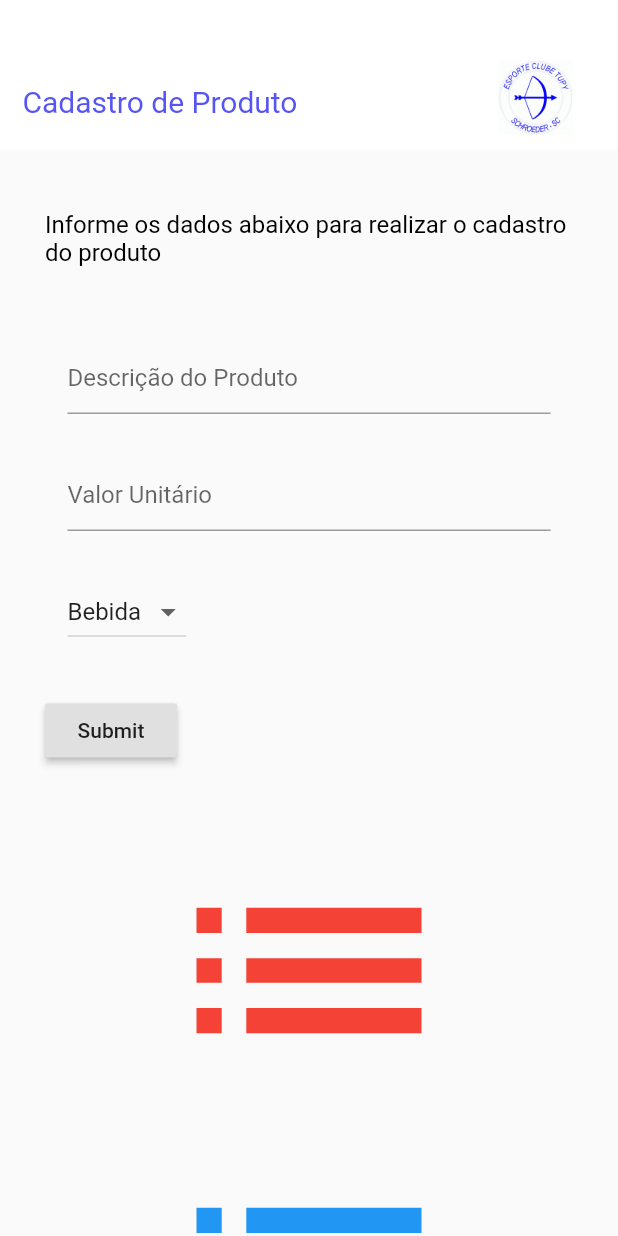
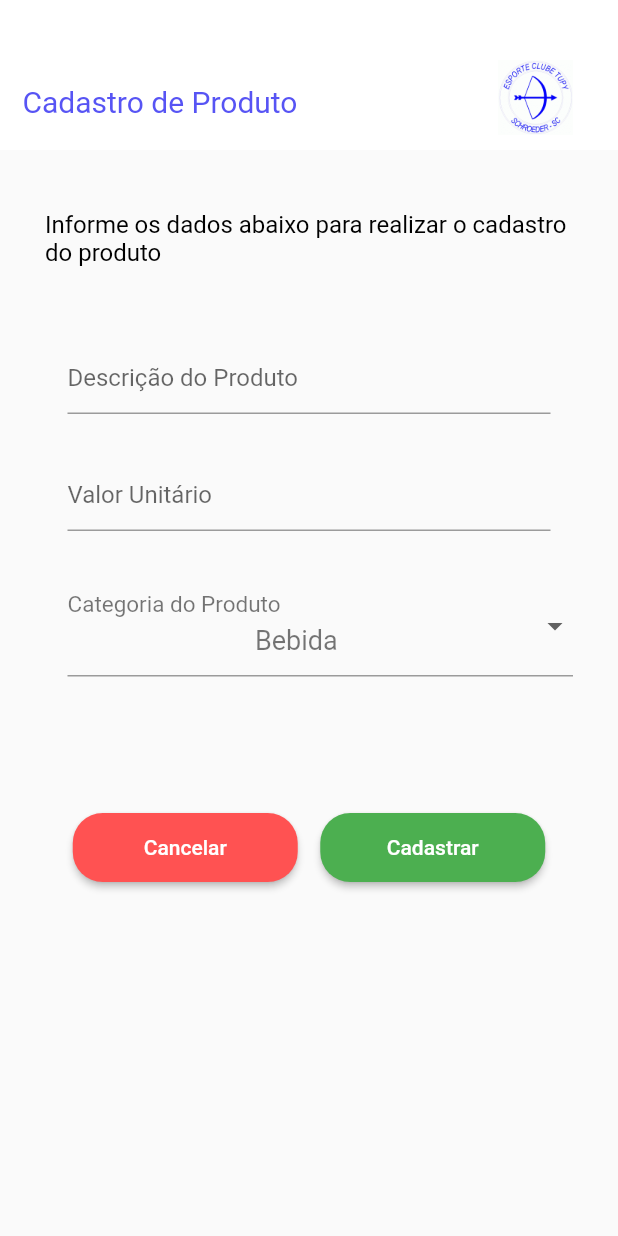
Before and after one commit to wcts-stud/TupyStock, a Flutter app: the BaseCadastroProduto screen opened directly, on a phone screen of 412 x 824 dp. Run offline on Flutter 3.47's test engine with Material 2 defaults, Android fonts, the phone set to English and light mode, and no system bars.

Commit message:
Alterações na tela de Cadastro de Produto

```diff
--- a/lib/cadastro_produto.dart
+++ b/lib/cadastro_produto.dart
@@ -1,4 +1,9 @@
 import 'package:flutter/material.dart';
+
+
+final _formKey = GlobalKey<FormState>();
+var categories = ['Bebida', 'Comida'];
+String dropdownValue = categories[0];
 
 class BaseCadastroProduto extends StatefulWidget {
   @override
@@ -20,9 +25,6 @@
     _scrollViewController.dispose();
     super.dispose();
   }
-
-  final _formKey = GlobalKey<FormState>();
-  String dropdownValue = 'Bebida';
 
   @override
   Widget build(BuildContext context) {
@@ -110,52 +112,57 @@
                             keyboardType: TextInputType.numberWithOptions()),
                       ),
                       Padding(
-                        padding: EdgeInsets.only(top: 15, bottom: 15, left: 15, right: 15),
-                        child: DropdownButton<String>(
+                        padding: EdgeInsets.only(top: 15, bottom: 55, left: 15),
+                        child: DropdownButtonFormField<String>(
                           value: dropdownValue,
+                          items: categories.map((String v) {
+                            return new DropdownMenuItem<String>(
+                              child: SizedBox(
+                                width: 305,
+                                child: new Text(v, textAlign: TextAlign.center,),
+                              ),
+                              value: v,
+                            );
+                          }).toList(),
                           onChanged: (String newValue) {
                             setState(() {
                               dropdownValue = newValue;
+                              print("Valor do Dropdown: $dropdownValue");
                             });
                           },
-                          items: <String>['Bebida', 'Comida']
-                              .map<DropdownMenuItem<String>>((String value) {
-                            return DropdownMenuItem<String>(
-                              value: value,
-                              child: Text(value),
-                            );
-                          }).toList(),
+
+                          style: TextStyle(
+                            color: Colors.black54,
+                            fontSize: 18,
+                            wordSpacing: 2,
+                          ),
+
+                          decoration: InputDecoration(
+                              alignLabelWithHint: true,
+                              labelText: "Categoria do Produto",
+                              labelStyle: TextStyle(
+                                fontSize: 20,
+                                color: Colors.black54,
+                              )
+                          ),
                         ),
                       ),
-                      Padding(
-                        padding: const EdgeInsets.symmetric(vertical: 16.0),
-                        child: RaisedButton(
-                          onPressed: () {
-                            // Validate will return true if the form is valid, or false if
-                            // the form is invalid.
-                            if (_formKey.currentState.validate()) {
-                              // Process data.
-                            }
-                          },
-                          child: Text('Submit'),
-                        ),
-                      ),
+// BOTÃO PADRÃO DO FORM PARA O SUBMIT, VERIFICAR SE É NECESSÁRIO OU NÃO
+//                      Padding(
+//                        padding: const EdgeInsets.symmetric(vertical: 16.0),
+//                        child: RaisedButton(
+//                          onPressed: () {
+//                            // Validate will return true if the form is valid, or false if
+//                            // the form is invalid.
+//                            if (_formKey.currentState.validate()) {
+//                              // Process data.
+//                            }
+//                          },
+//                          child: Text('Submit'),
+//                        ),
+//                      ),
                     ],
                   ),
-                ),
-              ),
-              Center(
-                child: Icon(
-                  Icons.list,
-                  color: Colors.red,
-                  size: 200,
-                ),
-              ),
-              Center(
-                child: Icon(
-                  Icons.list,
-                  color: Colors.blue,
-                  size: 200,
                 ),
               ),
               Center(
```
